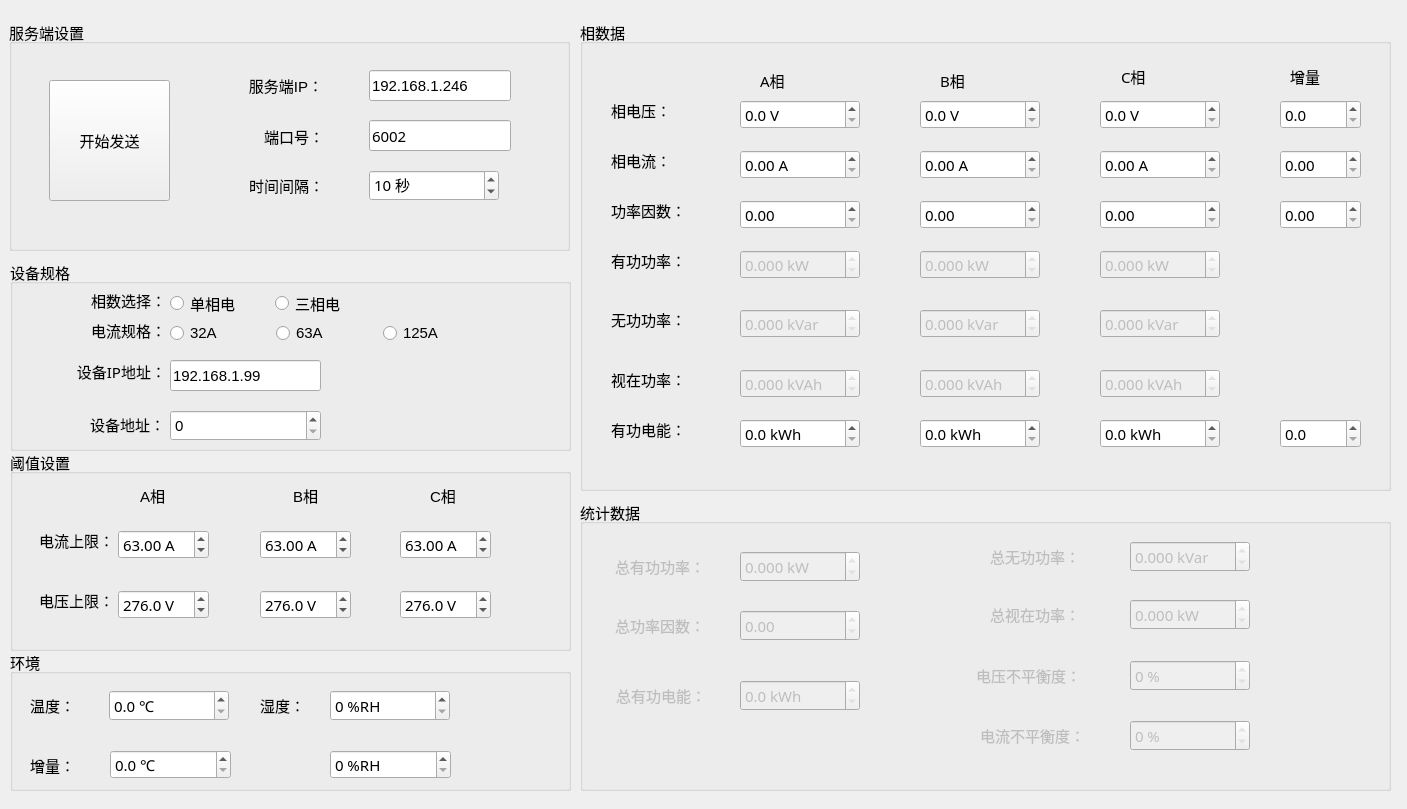
The window that PM_Tool/ip/ip_jsondata.ui (ChinaClever/PM-Tool) describes before a commit, drawn with Qt 5.
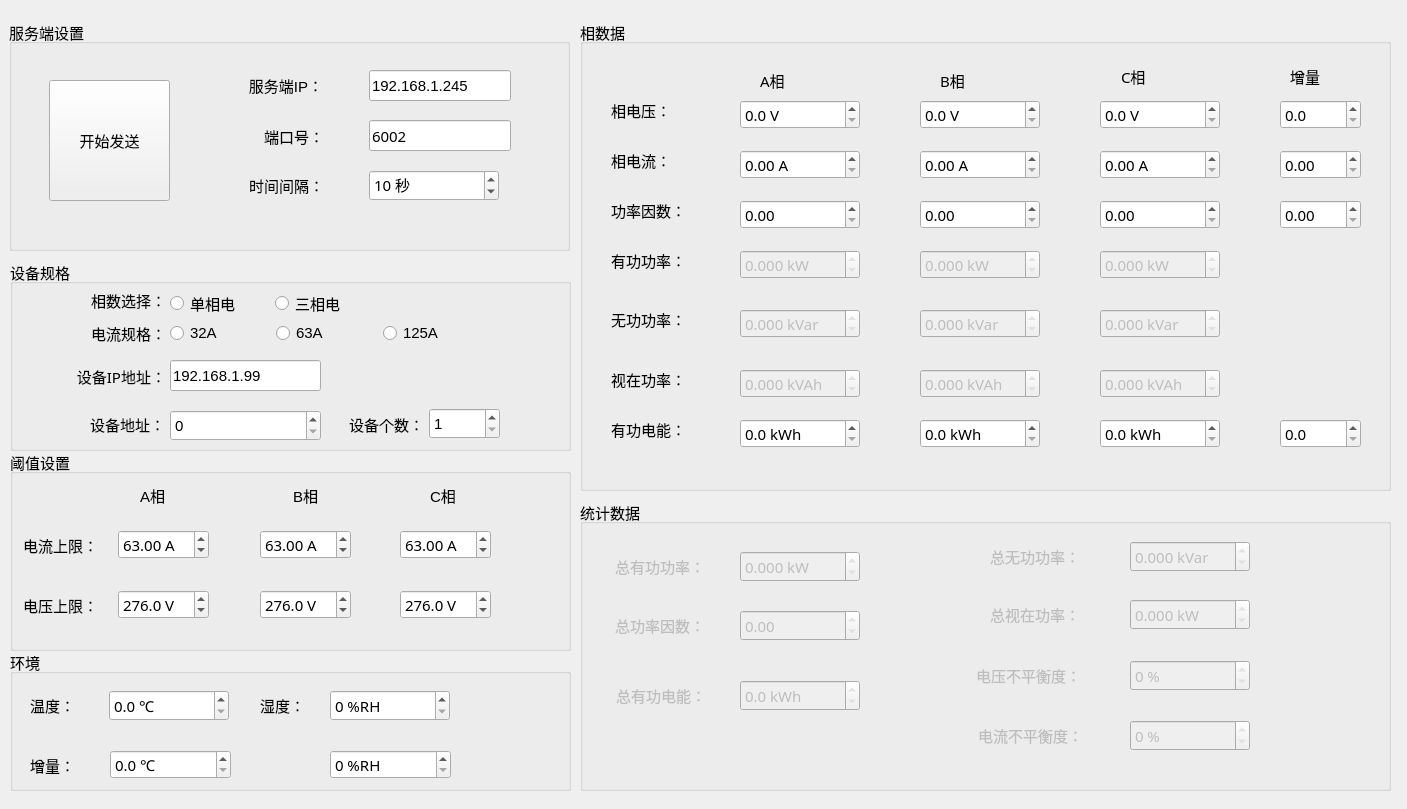
The same window after the commit.

What changed in the file:
```diff
--- a/PM_Tool/ip/ip_jsondata.ui
+++ b/PM_Tool/ip/ip_jsondata.ui
@@ -85,15 +85,15 @@
      </font>
     </property>
     <property name="text">
-     <string>192.168.1.246</string>
+     <string>192.168.1.245</string>
     </property>
    </widget>
    <widget class="QLabel" name="labelVersion_8">
     <property name="geometry">
      <rect>
-      <x>240</x>
+      <x>214</x>
       <y>150</y>
-      <width>75</width>
+      <width>101</width>
       <height>31</height>
      </rect>
     </property>
@@ -118,9 +118,9 @@
    <widget class="QLabel" name="DevIp">
     <property name="geometry">
      <rect>
-      <x>240</x>
+      <x>213</x>
       <y>50</y>
-      <width>74</width>
+      <width>101</width>
       <height>31</height>
      </rect>
     </property>
@@ -164,9 +164,9 @@
    <widget class="QLabel" name="Port_4">
     <property name="geometry">
      <rect>
-      <x>240</x>
+      <x>214</x>
       <y>101</y>
-      <width>75</width>
+      <width>101</width>
       <height>31</height>
      </rect>
     </property>
@@ -280,9 +280,9 @@
     <property name="geometry">
      <rect>
       <x>36</x>
-      <y>60</y>
+      <y>58</y>
       <width>120</width>
-      <height>20</height>
+      <height>31</height>
      </rect>
     </property>
     <property name="minimumSize">
@@ -386,7 +386,7 @@
       <x>36</x>
       <y>101</y>
       <width>120</width>
-      <height>21</height>
+      <height>31</height>
      </rect>
     </property>
     <property name="minimumSize">
@@ -468,6 +468,61 @@
      <string>125A</string>
     </property>
    </widget>
+   <widget class="QLabel" name="label_24">
+    <property name="geometry">
+     <rect>
+      <x>294</x>
+      <y>149</y>
+      <width>120</width>
+      <height>31</height>
+     </rect>
+    </property>
+    <property name="minimumSize">
+     <size>
+      <width>120</width>
+      <height>0</height>
+     </size>
+    </property>
+    <property name="maximumSize">
+     <size>
+      <width>120</width>
+      <height>16777215</height>
+     </size>
+    </property>
+    <property name="font">
+     <font>
+      <family>微软雅黑</family>
+      <pointsize>11</pointsize>
+     </font>
+    </property>
+    <property name="text">
+     <string>设备个数：</string>
+    </property>
+    <property name="alignment">
+     <set>Qt::AlignRight|Qt::AlignTrailing|Qt::AlignVCenter</set>
+    </property>
+   </widget>
+   <widget class="QSpinBox" name="addNum">
+    <property name="geometry">
+     <rect>
+      <x>419</x>
+      <y>148</y>
+      <width>71</width>
+      <height>31</height>
+     </rect>
+    </property>
+    <property name="font">
+     <font>
+      <pointsize>11</pointsize>
+     </font>
+    </property>
+    <property name="minimum">
+     <number>1</number>
+    </property>
+    <property name="maximum">
+     <number>10</number>
+    </property>
+   </widget>
    <widget class="QSpinBox" name="addr">
     <property name="geometry">
      <rect>
@@ -714,10 +769,10 @@
    <widget class="QLabel" name="label_120">
     <property name="geometry">
      <rect>
-      <x>29</x>
+      <x>13</x>
       <y>80</y>
-      <width>75</width>
-      <height>20</height>
+      <width>91</width>
+      <height>31</height>
      </rect>
     </property>
     <property name="font">
@@ -733,10 +788,10 @@
    <widget class="QLabel" name="label_6">
     <property name="geometry">
      <rect>
-      <x>29</x>
+      <x>13</x>
       <y>140</y>
-      <width>75</width>
-      <height>20</height>
+      <width>91</width>
+      <height>31</height>
      </rect>
     </property>
     <property name="font">
@@ -895,7 +950,7 @@
      <rect>
       <x>20</x>
       <y>40</y>
-      <width>45</width>
+      <width>51</width>
       <height>31</height>
      </rect>
     </property>
@@ -945,7 +1000,7 @@
      <rect>
       <x>20</x>
       <y>100</y>
-      <width>41</width>
+      <width>51</width>
       <height>30</height>
      </rect>
     </property>
@@ -1063,7 +1118,7 @@
      <rect>
       <x>31</x>
       <y>130</y>
-      <width>60</width>
+      <width>71</width>
       <height>20</height>
      </rect>
     </property>
@@ -1082,7 +1137,7 @@
      <rect>
       <x>31</x>
       <y>180</y>
-      <width>75</width>
+      <width>81</width>
       <height>20</height>
      </rect>
     </property>
@@ -1294,7 +1349,7 @@
      <rect>
       <x>31</x>
       <y>399</y>
-      <width>75</width>
+      <width>91</width>
       <height>20</height>
      </rect>
     </property>
@@ -1338,7 +1393,7 @@
      <rect>
       <x>31</x>
       <y>349</y>
-      <width>75</width>
+      <width>91</width>
       <height>20</height>
      </rect>
     </property>
@@ -1410,7 +1465,7 @@
      <rect>
       <x>31</x>
       <y>80</y>
-      <width>60</width>
+      <width>71</width>
       <height>20</height>
      </rect>
     </property>
@@ -1497,7 +1552,7 @@
      <rect>
       <x>31</x>
       <y>230</y>
-      <width>75</width>
+      <width>81</width>
       <height>20</height>
      </rect>
     </property>
@@ -1634,7 +1689,7 @@
      <rect>
       <x>31</x>
       <y>289</y>
-      <width>75</width>
+      <width>91</width>
       <height>20</height>
      </rect>
     </property>
@@ -1977,7 +2032,7 @@
     </property>
     <property name="geometry">
      <rect>
-      <x>370</x>
+      <x>368</x>
       <y>220</y>
       <width>135</width>
       <height>31</height>
@@ -2020,9 +2075,9 @@
     </property>
     <property name="geometry">
      <rect>
-      <x>381</x>
+      <x>350</x>
       <y>160</y>
-      <width>120</width>
+      <width>151</width>
       <height>31</height>
      </rect>
     </property>
@@ -2208,9 +2263,9 @@
     </property>
     <property name="geometry">
      <rect>
-      <x>24</x>
+      <x>14</x>
       <y>51</y>
-      <width>101</width>
+      <width>111</width>
       <height>31</height>
      </rect>
     </property>
@@ -2454,9 +2509,9 @@
     </property>
     <property name="geometry">
      <rect>
-      <x>24</x>
+      <x>14</x>
       <y>110</y>
-      <width>101</width>
+      <width>111</width>
       <height>31</height>
      </rect>
     </property>
@@ -2488,9 +2543,9 @@
     </property>
     <property name="geometry">
      <rect>
-      <x>25</x>
+      <x>15</x>
       <y>180</y>
-      <width>101</width>
+      <width>111</width>
       <height>31</height>
      </rect>
     </property>
```
Left out of the diff: 5 changed lines with no effect on the pictures.
